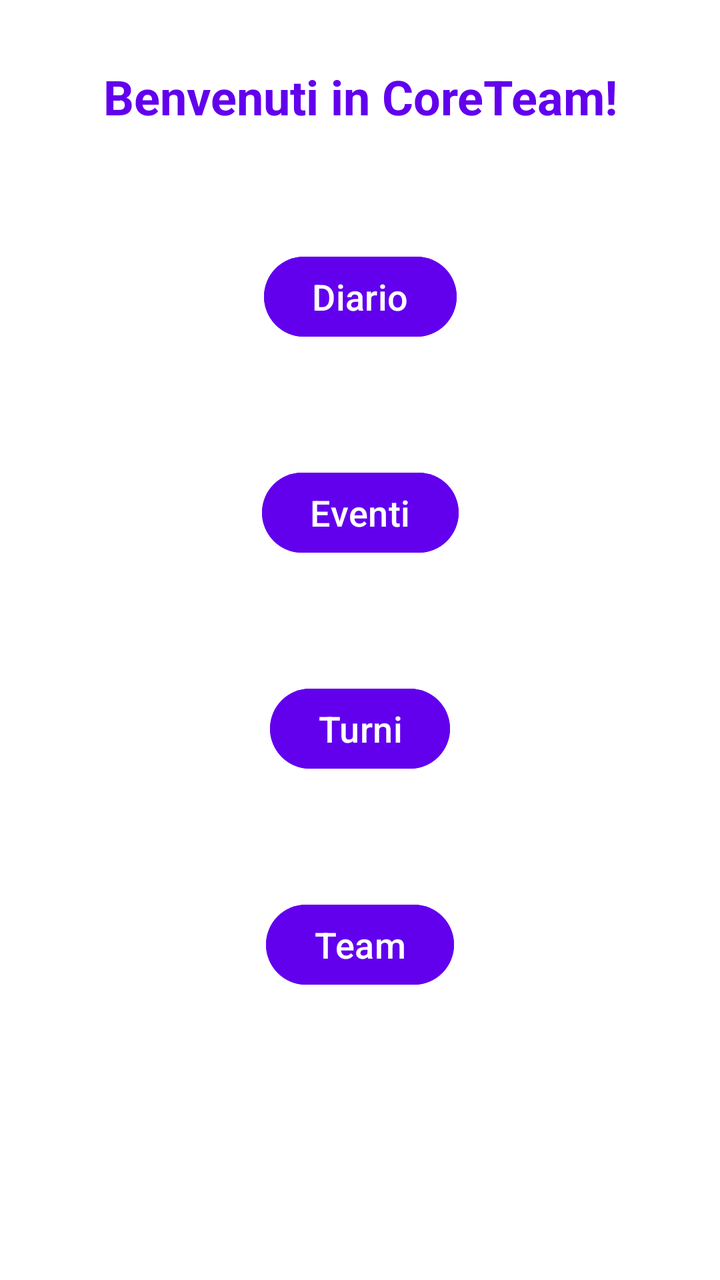
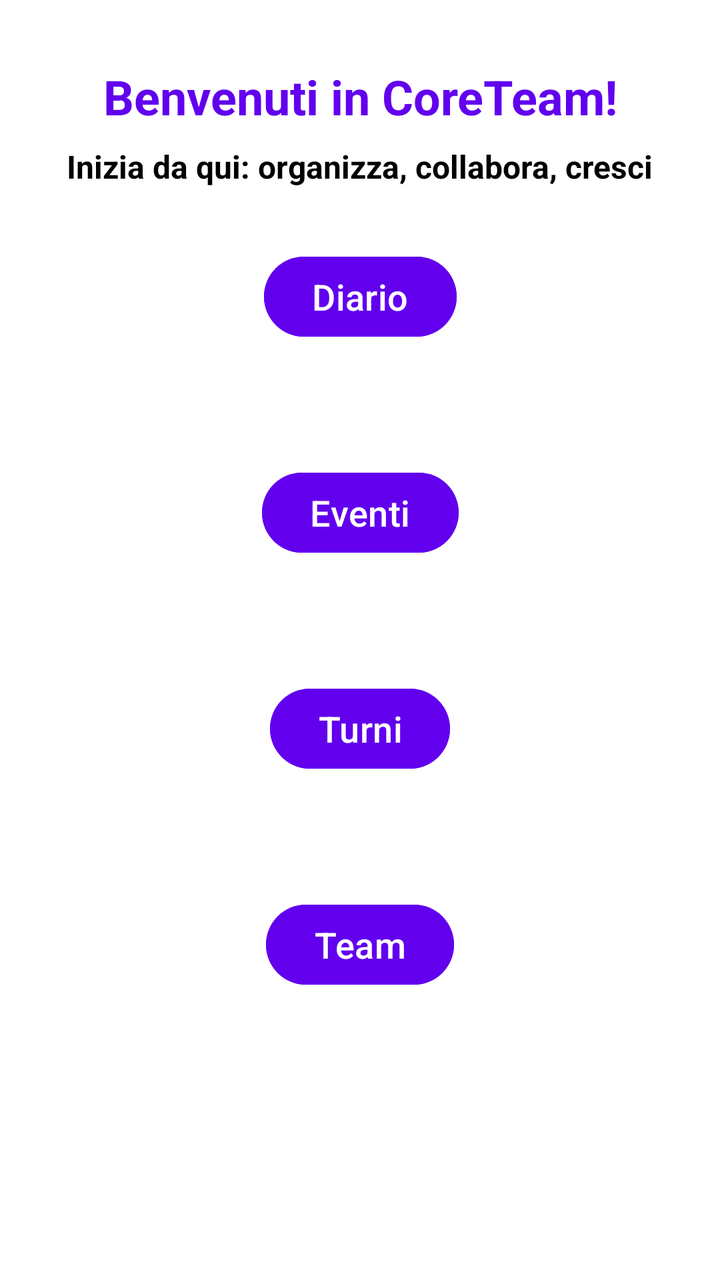

Before-and-after screenshots of an Android layout around one commit, followed by the original layout XML and the change that was made.
<!-- AndroidManifest.xml: application theme Theme.CoreTeamProject -->
<!-- res/layout/fragment_home.xml -->
<?xml version="1.0" encoding="utf-8"?>
<androidx.constraintlayout.widget.ConstraintLayout
    xmlns:android="http://schemas.android.com/apk/res/android"
    xmlns:app="http://schemas.android.com/apk/res-auto"
    android:layout_width="match_parent"
    android:layout_height="match_parent"
    android:background="@color/white">

    <TextView
        android:id="@+id/textViewHome"
        android:layout_width="wrap_content"
        android:layout_height="wrap_content"
        android:text="Benvenuti in CoreTeam!"
        android:textSize="24sp"
        android:textColor="@color/purple_500"
        android:textStyle="bold"
        android:layout_marginTop="32dp"
        app:layout_constraintTop_toTopOf="parent"
        app:layout_constraintStart_toStartOf="parent"
        app:layout_constraintEnd_toEndOf="parent" />

    
    <Button
        android:id="@+id/buttonDiary"
        android:layout_width="wrap_content"
        android:layout_height="wrap_content"
        android:layout_marginTop="60dp"
        android:backgroundTint="@color/purple_500"
        android:text="Diario"
        android:textColor="@color/white"
        android:textSize="18sp"
        app:layout_constraintTop_toBottomOf="@id/textViewHome"
        app:layout_constraintStart_toStartOf="parent"
        app:layout_constraintEnd_toEndOf="parent" />

    
    <Button
        android:id="@+id/buttonEvent"
        android:layout_width="wrap_content"
        android:layout_height="wrap_content"
        android:layout_marginTop="60dp"
        android:backgroundTint="@color/purple_500"
        android:text="Eventi"
        android:textColor="@color/white"
        android:textSize="18sp"
        app:layout_constraintTop_toBottomOf="@id/buttonDiary"
        app:layout_constraintStart_toStartOf="parent"
        app:layout_constraintEnd_toEndOf="parent" />

    
    <Button
        android:id="@+id/buttonShift"
        android:layout_width="wrap_content"
        android:layout_height="wrap_content"
        android:layout_marginTop="60dp"
        android:backgroundTint="@color/purple_500"
        android:text="Turni"
        android:textColor="@color/white"
        android:textSize="18sp"
        app:layout_constraintTop_toBottomOf="@id/buttonEvent"
        app:layout_constraintStart_toStartOf="parent"
        app:layout_constraintEnd_toEndOf="parent" />

    
    <Button
        android:id="@+id/buttonTeam"
        android:layout_width="wrap_content"
        android:layout_height="wrap_content"
        android:layout_marginTop="60dp"
        android:backgroundTint="@color/purple_500"
        android:text="Team"
        android:textColor="@color/white"
        android:textSize="18sp"
        app:layout_constraintTop_toBottomOf="@id/buttonShift"
        app:layout_constraintStart_toStartOf="parent"
        app:layout_constraintEnd_toEndOf="parent" />

</androidx.constraintlayout.widget.ConstraintLayout>
<!-- resources referenced by this layout -->
<resources>
  <color name="purple_500">#6200EE</color>
  <color name="white">#FFFFFFFF</color>
  <style name="Theme.CoreTeamProject" parent="Base.Theme.CoreTeamProject" />
  <style name="Base.Theme.CoreTeamProject" parent="Theme.Material3.DayNight.NoActionBar">
          
          <item name="colorPrimary">@color/purple_500</item>
          <item name="colorPrimaryVariant">@color/purple_500</item>
          <item name="colorOnPrimary">@color/white</item>
  
          
          <item name="android:windowBackground">@color/white</item>
          <item name="colorSurface">@color/white</item>
          <item name="colorOnSurface">@color/black</item>
  
          
          <item name="android:textColor">@color/black</item>
          <item name="android:textColorPrimary">@color/black</item>
  
          
          <item name="colorPrimaryContainer">@color/purple_500</item>
          <item name="colorOnPrimaryContainer">@color/white</item>
      </style>
  <color name="black">#FF000000</color>
</resources>

<!-- the commit's change to res/layout/fragment_home.xml (unified diff, before → after) -->
@@ -18,6 +18,19 @@
         app:layout_constraintTop_toTopOf="parent"
         app:layout_constraintStart_toStartOf="parent"
         app:layout_constraintEnd_toEndOf="parent" />
+
+    <TextView
+        android:id="@+id/textDescriptionHome"
+        android:layout_width="wrap_content"
+        android:layout_height="wrap_content"
+        android:text="Inizia da qui: organizza, collabora, cresci"
+        android:textColor="@color/black"
+        android:textSize="16sp"
+        android:textStyle="bold"
+        app:layout_constraintTop_toBottomOf="@id/textViewHome"
+        app:layout_constraintStart_toStartOf="parent"
+        app:layout_constraintEnd_toEndOf="parent"
+        android:layout_marginTop="8dp"/>
 
     
     <Button
